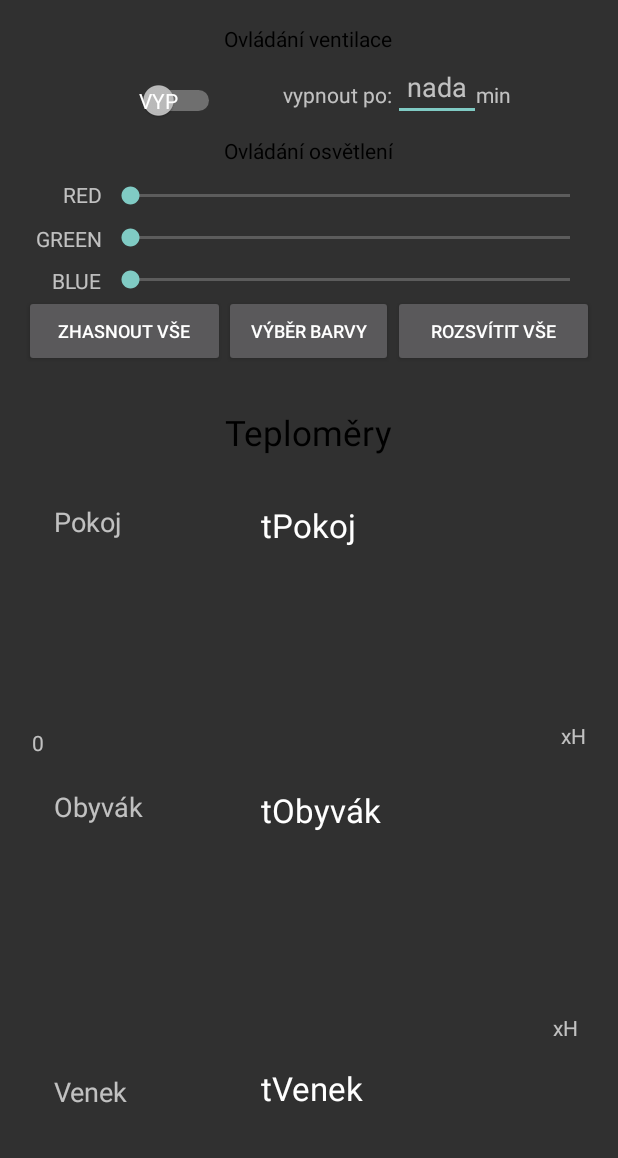
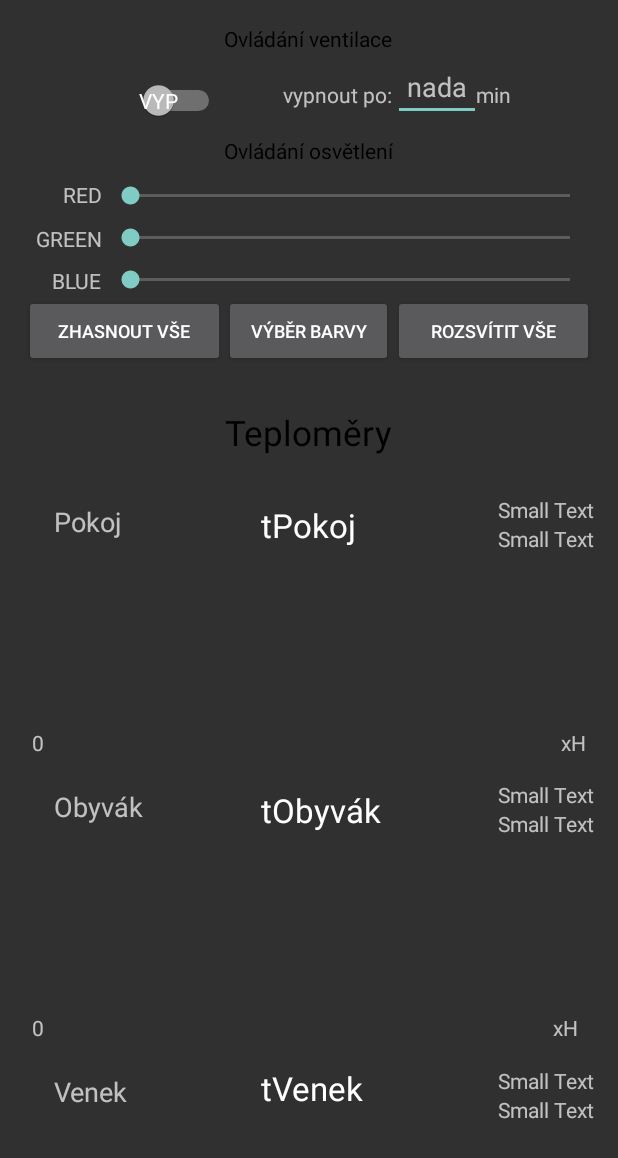
Before and after one commit to luffycheung/macekIOT, an Android app: the layout content_main.xml on its own in the app's theme, with its tools: preview values and no code run, on a phone screen of 412 x 824 dp. Shown: the top 1158 px of the screen. Run offline under Robolectric (Android 15) with nearby library versions, the phone set to English and light mode, and no system bars.

Commit message:
upravy v grafech

```diff
--- a/MacekInternetofthings/app/src/main/java/com/example/martin/macekinternetofthings/MainActivity.java
+++ b/MacekInternetofthings/app/src/main/java/com/example/martin/macekinternetofthings/MainActivity.java
@@ -70,6 +70,7 @@ import java.net.InetAddress;
 import java.net.InetSocketAddress;
 import java.net.Socket;
 import java.net.UnknownHostException;
+import java.util.Collections;
 import java.util.List;
 import java.util.ServiceConfigurationError;
 
@@ -738,6 +739,12 @@ public class MainActivity extends AppCompatActivity {
         TextView cas1 = (TextView) findViewById(R.id.casView1);
         TextView cas2 = (TextView) findViewById(R.id.casView2);
         TextView cas3 = (TextView) findViewById(R.id.casView3);
+        TextView min1 = (TextView) findViewById(R.id.tmin1);
+        TextView max1 = (TextView) findViewById(R.id.tmax1);
+        TextView min2 = (TextView) findViewById(R.id.tmin2);
+        TextView max2 = (TextView) findViewById(R.id.tmax2);
+        TextView min3 = (TextView) findViewById(R.id.tmin3);
+        TextView max3 = (TextView) findViewById(R.id.tmax3);
         ProgressBar prg = (ProgressBar) findViewById(R.id.FABpb);
         Switch sw = (Switch) findViewById(R.id.switch1);
         SparkView sparkView = (SparkView) findViewById(R.id.sparkview);
@@ -840,12 +847,18 @@ public class MainActivity extends AppCompatActivity {
                     sparkView2.setAdapter(new MyAdapter(t2));
 
                     Integer c1=teploty3.size();
-                    cas1.setText(c1.toString());
+                    cas1.setText(c1.toString() + "h");
                     Integer c2=teploty1.size();
-                    cas2.setText(c2.toString());
+                    cas2.setText(c2.toString() + "h");
                     Integer c3=teploty2.size();
-                    cas3.setText(c3.toString());
+                    cas3.setText(c3.toString() + "h");
 
+                    min1.setText("Min: " + Collections.min(teploty3).toString() + " °C");
+                    max1.setText("Max: " + Collections.max(teploty3).toString() + " °C");
+                    min2.setText("Min: " + Collections.min(teploty1).toString() + " °C");
+                    max2.setText("Max: " + Collections.max(teploty1).toString() + " °C");
+                    min3.setText("Min: " + Collections.min(teploty2).toString() + " °C");
+                    max3.setText("Max: " + Collections.max(teploty2).toString() + " °C");
 
                 } catch (NullPointerException e1) {
                 }
--- a/MacekInternetofthings/app/src/main/java/com/example/martin/macekinternetofthings/ScrubGestureDetector.java
+++ b/MacekInternetofthings/app/src/main/java/com/example/martin/macekinternetofthings/ScrubGestureDetector.java
@@ -24,7 +24,7 @@ import android.view.View;
  * Exposes simple methods for detecting scrub events.
  */
 class ScrubGestureDetector implements View.OnTouchListener {
-    static final long LONG_PRESS_TIMEOUT_MS = 180;
+    static final long LONG_PRESS_TIMEOUT_MS = 100;
 
     private final ScrubListener scrubListener;
     private final float touchSlop;
--- a/MacekInternetofthings/app/src/main/res/layout/content_main.xml
+++ b/MacekInternetofthings/app/src/main/res/layout/content_main.xml
@@ -317,7 +317,7 @@
         android:layout_alignBottom="@+id/sparkview"
         android:layout_alignParentEnd="true"
         android:layout_marginRight="5dp"
-        android:layout_marginBottom="10dp" />
+        android:layout_marginBottom="5dp" />
 
     <TextView
         android:layout_width="wrap_content"
@@ -341,6 +341,84 @@
         android:layout_alignEnd="@+id/seekBarBlue"
         android:layout_marginBottom="5dp" />
 
+    <TextView
+        android:layout_width="wrap_content"
+        android:layout_height="wrap_content"
+        android:textAppearance="?android:attr/textAppearanceSmall"
+        android:text="0"
+        android:id="@+id/textView22"
+        android:layout_marginLeft="5dp"
+        android:layout_alignBottom="@+id/sparkview2"
+        android:layout_alignParentStart="true"
+        android:layout_marginBottom="5dp" />
+
+    <TextView
+        android:layout_width="wrap_content"
+        android:layout_height="wrap_content"
+        android:textAppearance="?android:attr/textAppearanceSmall"
+        android:text="0"
+        android:id="@+id/textView23"
+        android:layout_marginLeft="5dp"
+        android:layout_alignBottom="@+id/sparkview3"
+        android:layout_alignParentStart="true"
+        android:layout_marginBottom="5dp" />
+
+    <TextView
+        android:layout_width="wrap_content"
+        android:layout_height="wrap_content"
+        android:textAppearance="?android:attr/textAppearanceSmall"
+        android:text="Small Text"
+        android:id="@+id/tmax1"
+        android:layout_alignTop="@+id/tpokoj"
+        android:layout_alignParentEnd="true"
+        android:layout_marginTop="-5dp" />
+
+    <TextView
+        android:layout_width="wrap_content"
+        android:layout_height="wrap_content"
+        android:textAppearance="?android:attr/textAppearanceSmall"
+        android:text="Small Text"
+        android:id="@+id/tmin1"
+        android:layout_below="@+id/tmax1"
+        android:layout_alignParentEnd="true" />
+
+    <TextView
+        android:layout_width="wrap_content"
+        android:layout_height="wrap_content"
+        android:textAppearance="?android:attr/textAppearanceSmall"
+        android:text="Small Text"
+        android:id="@+id/tmax2"
+        android:layout_alignTop="@+id/tobyvak"
+        android:layout_alignParentEnd="true"
+        android:layout_marginTop="-5dp" />
+
+    <TextView
+        android:layout_width="wrap_content"
+        android:layout_height="wrap_content"
+        android:textAppearance="?android:attr/textAppearanceSmall"
+        android:text="Small Text"
+        android:id="@+id/tmin2"
+        android:layout_below="@+id/tmax2"
+        android:layout_alignParentEnd="true" />
+
+    <TextView
+        android:layout_width="wrap_content"
+        android:layout_height="wrap_content"
+        android:textAppearance="?android:attr/textAppearanceSmall"
+        android:text="Small Text"
+        android:id="@+id/tmax3"
+        android:layout_alignTop="@+id/tvenek"
+        android:layout_alignParentEnd="true" />
+
+    <TextView
+        android:layout_width="wrap_content"
+        android:layout_height="wrap_content"
+        android:textAppearance="?android:attr/textAppearanceSmall"
+        android:text="Small Text"
+        android:id="@+id/tmin3"
+        android:layout_below="@+id/tmax3"
+        android:layout_alignParentEnd="true" />
+
 
 </RelativeLayout>
 </android.support.v4.widget.NestedScrollView>
```
